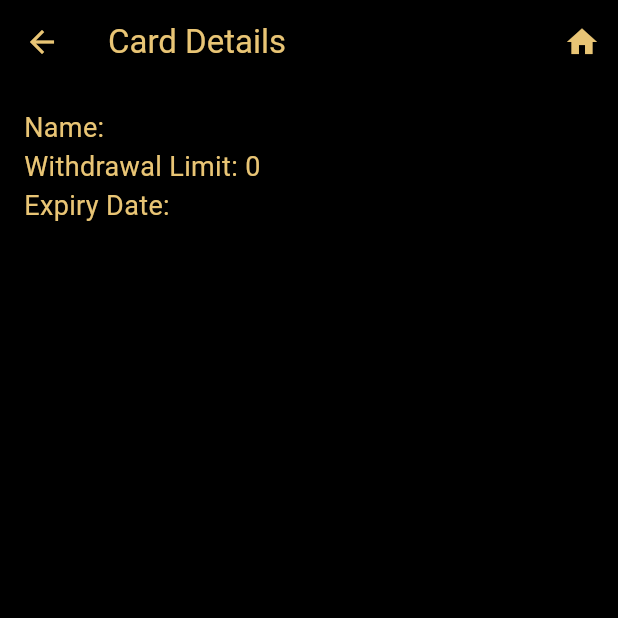
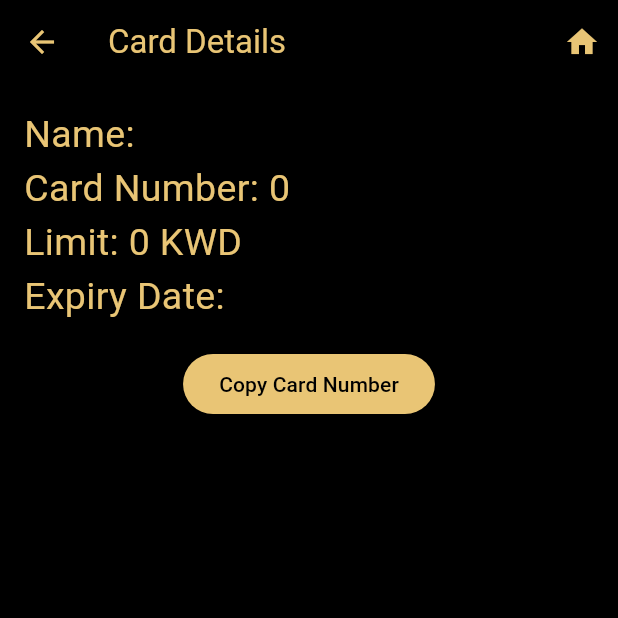
Before and after one commit to ousef777/Safe-Pay-Frontend, a Flutter app: the CardDetailsPage screen opened directly with empty values, on a phone screen of 412 x 824 dp, the top half of it. Run offline on Flutter 3.47's test engine with Material 3 defaults, Android fonts, the phone set to English and light mode, and no system bars; our stand-ins replace dio, flutter_credit_card, go_router, shared_preferences; accounts and stored records are empty.

Commit message:
Sort Cards and LongPress to copy card number

```diff
--- a/lib/pages/CardDetailsPage.dart
+++ b/lib/pages/CardDetailsPage.dart
@@ -1,5 +1,6 @@
 import 'package:Frontend/models/card.dart';
 import 'package:flutter/material.dart';
+import 'package:flutter/services.dart';
 import 'package:go_router/go_router.dart';
 
 class CardDetailsPage extends StatelessWidget {
@@ -11,6 +12,7 @@ class CardDetailsPage extends StatelessWidget {
   Widget build(BuildContext context) {
     const Color goldColor = Color(0xFFE9C575);
     const Color backgroundColor = Colors.black;
+    TextStyle textStyle = TextStyle(fontSize: 25, color: goldColor);
 
     return Scaffold(
       backgroundColor: Colors.black,
@@ -35,14 +37,32 @@ class CardDetailsPage extends StatelessWidget {
             // Text('Id: ${card.id}',
             //     style: TextStyle(fontSize: 18, color: goldColor)),
             Text('Name: ${card.name}',
-                style: TextStyle(fontSize: 18, color: goldColor)),
-            Text('Withdrawal Limit: ${card.limit}',
-                style: TextStyle(fontSize: 18, color: goldColor)),
+                style: textStyle),
+                Text('Card Number: ${card.cardNumber}',
+                style: textStyle),
+            Text('Limit: ${card.limit} KWD',
+                style: textStyle),
             Text(
                 'Expiry Date: ${card.expiryDate}',
-                style: TextStyle(fontSize: 18, color: goldColor)),
+                style: textStyle),
             // Text('isExpired: ${card.isExpired}',
             //     style: TextStyle(fontSize: 18, color: goldColor)),
+            Padding(
+              padding: const EdgeInsets.all(16.0),
+              child: Row(
+                mainAxisAlignment: MainAxisAlignment.center,
+                children: [
+                  ElevatedButton(
+                    onPressed: () {
+                      Clipboard.setData(ClipboardData(text: card.cardNumber.toString()));
+                    },
+                    style: ButtonStyle(
+                      backgroundColor: WidgetStatePropertyAll(goldColor)),
+                    child: const Text("Copy Card Number", style: TextStyle(color: Colors.black),)
+                  ),
+                ],
+              ),
+            )
           ],
         ),
       ),
--- a/lib/pages/CardHistoryPage.dart
+++ b/lib/pages/CardHistoryPage.dart
@@ -1,6 +1,7 @@
 import 'package:Frontend/models/card.dart';
 import 'package:Frontend/providers/card_provider.dart';
 import 'package:flutter/material.dart';
+import 'package:flutter_credit_card/flutter_credit_card.dart';
 import 'package:go_router/go_router.dart';
 import 'package:provider/provider.dart';
 
@@ -29,11 +30,28 @@ class HistoryPage extends StatelessWidget {
                 return ListView.builder(
                   itemCount: provider.cards.length,
                   itemBuilder: (context, index) {
+                    VCard card = provider.cards[index];
                     return GestureDetector(
                       onTap: () => GoRouter.of(context).push('/details', extra: provider.cards[index]),
                       child: Opacity(
                         opacity: provider.cards[index].isExpired ? 0.5 : 1,
-                        child: virtualCard(provider.cards[index])
+                        child: CreditCardWidget(
+                          cardNumber: card.cardNumber.toString(),
+                          expiryDate: card.expiryDate,
+                          cardHolderName: card.name,
+                          cvvCode: card.cvv.toString(),
+                          showBackView: false,
+                          obscureCardCvv: false,
+                          obscureCardNumber: false,
+                          isHolderNameVisible: true,
+                          cardBgColor: goldColor,
+                          // enableFloatingCard: true,
+                          // backgroundImage: 'assets/Images/card-2.png',
+                          onCreditCardWidgetChange: (CreditCardBrand ) {
+
+                          },   //virtualCard(provider.activeCards[index], index)
+
+                        )
                       ),
                     );
                   },
--- a/lib/providers/auth_provider.dart
+++ b/lib/providers/auth_provider.dart
@@ -21,6 +21,8 @@ class AuthProvider extends ChangeNotifier {
   }
 
   Future<Map<String, dynamic>> signin({required String username, required String password}) async {
+    // print(username);
+    // print(password);
     var response = await AuthServices().signin(user: User(username: username, password: password));
     balance = double.parse(response['balance'].toString());
     if (response['token'] != null) {
--- a/lib/providers/card_provider.dart
+++ b/lib/providers/card_provider.dart
@@ -15,6 +15,7 @@ class VCardsProvider extends ChangeNotifier {
         await AuthProvider().initAuth();
         cards = await DioClient().getVCards();
         activeCards = cards.where((card) => !card.isExpired).toList();
+        cards.sort((a,b) => a.isExpired ? 1 : 0);
         // print(cards);
         // print(cards[0].expiryDate);
       } on Exception catch (_) {
--- a/pubspec.yaml
+++ b/pubspec.yaml
@@ -14,6 +14,9 @@ dependencies:
   provider: ^6.1.2
   shared_preferences: ^2.3.3
   flutter_native_splash: ^2.4.3
+  flutter_credit_card: ^4.0.1
+  fluttertoast: ^8.2.8
+  u_credit_card: ^1.4.0
 
 dev_dependencies:
   flutter_test:
```
Also changed, not shown: lib/pages/main_page.dart (+52 -19 lines), lib/pages/signup_page.dart (+9 -2 lines), pubspec.lock, 1 other file.
